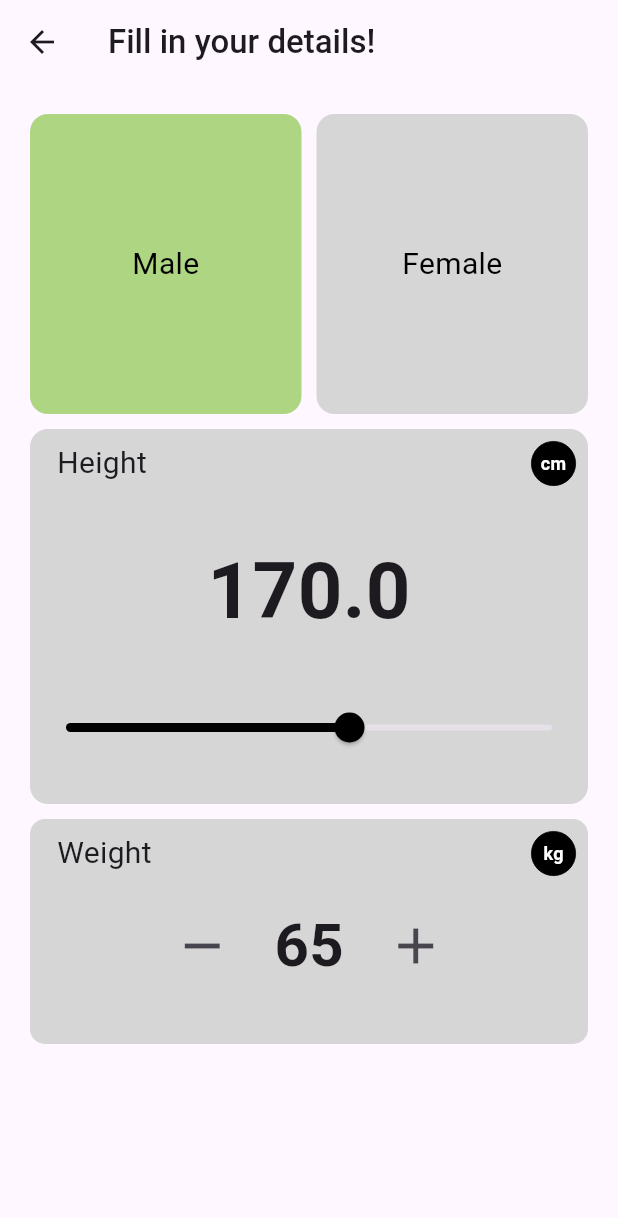
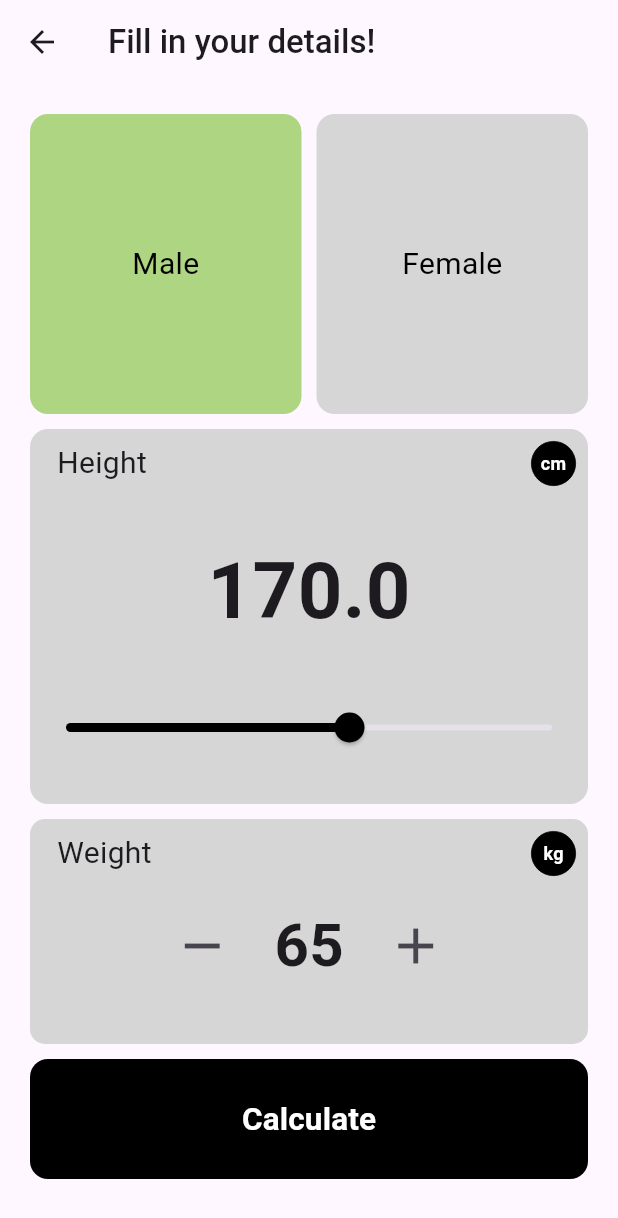
Before and after one commit to mohdshahzil/bmi_calculator, a Flutter app: the HomeScreen screen opened directly, on a phone screen of 412 x 824 dp. Shown: the top 1218 px of the screen. Run offline on Flutter 3.47's test engine with Material 3 defaults, Android fonts, the phone set to English and light mode, and no system bars; our stand-ins replace animated_text_kit.

Commit message:
calculate button added

```diff
--- a/lib/home_screen.dart
+++ b/lib/home_screen.dart
@@ -1,7 +1,9 @@
+import 'package:bmi_calculator/ui/calculate_button.dart';
 import 'package:bmi_calculator/ui/gender_box.dart';
 import 'package:bmi_calculator/ui/height_box.dart';
 import 'package:bmi_calculator/ui/weight_box.dart';
 import 'package:flutter/material.dart';
+import 'package:flutter/widgets.dart';
 
 class HomeScreen extends StatefulWidget {
   const HomeScreen({Key? key}) : super(key: key);
@@ -56,6 +58,13 @@ class _HomeScreenState extends State<HomeScreen> {
             ),
             const HeightBox(),
             const WeightBox(),
+            const Row(
+              children: [
+                Expanded(
+                  child: CalculateButton(),
+                ),
+              ],
+            )
           ],
         ),
       ),
--- /dev/null
+++ b/lib/ui/calculate_button.dart
@@ -0,0 +1,31 @@
+import 'package:flutter/material.dart';
+
+class CalculateButton extends StatelessWidget {
+  const CalculateButton({super.key});
+
+  @override
+  Widget build(BuildContext context) {
+    return Container(
+      margin: const EdgeInsets.all(5),
+      height: 80,
+      child: TextButton(
+        onPressed: () {},
+        style: TextButton.styleFrom(
+          backgroundColor: Colors.black,
+          padding: const EdgeInsets.symmetric(horizontal: 24, vertical: 12),
+          shape: RoundedRectangleBorder(
+            borderRadius: BorderRadius.circular(12), // Rounded corners
+          ),
+        ),
+        child: const Text(
+          'Calculate',
+          style: TextStyle(
+            color: Colors.white,
+            fontSize: 21,
+            fontWeight: FontWeight.w700
+          ),
+        ),
+      ),
+    );
+  }
+}
```
